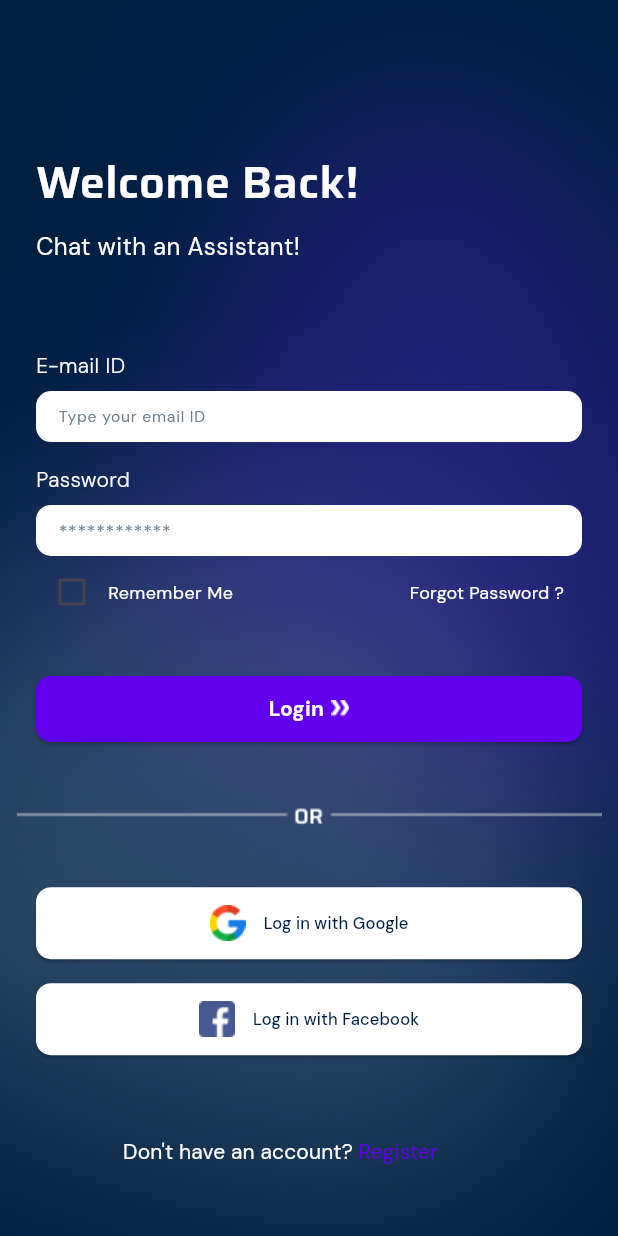
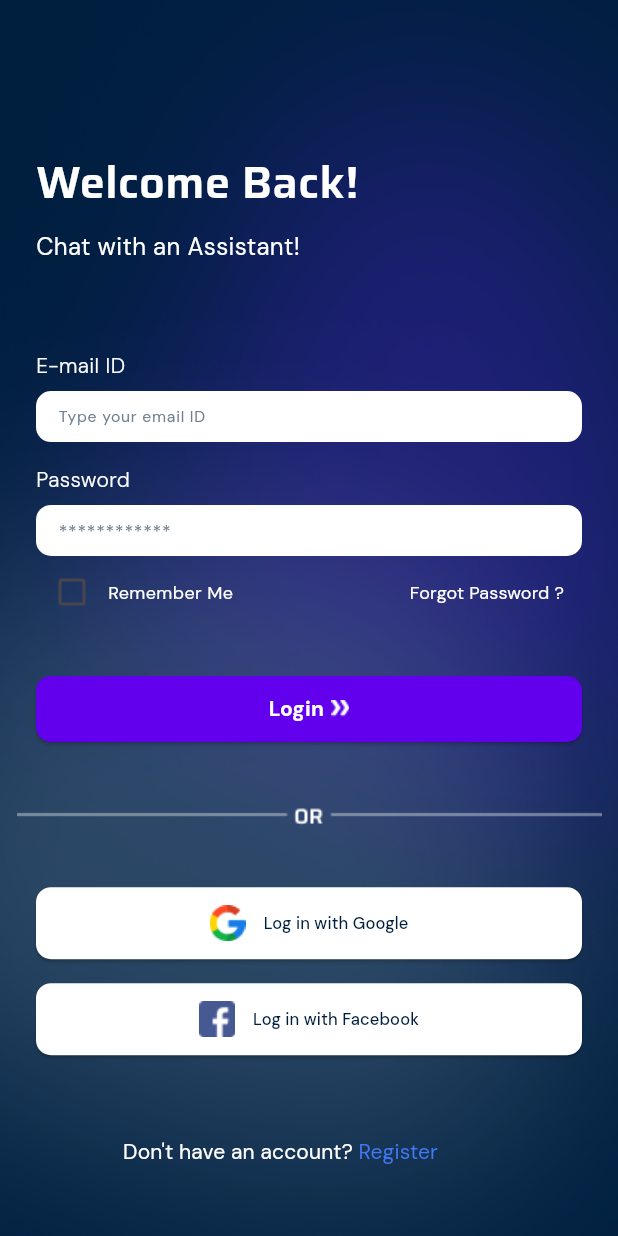
Before and after one commit to perfectionist7/True-Partner-App, a Flutter app: the screen it shows after launch, on a phone screen of 412 x 824 dp. Run offline on Flutter 3.47's test engine with Material 3 defaults, Android fonts, the phone set to English and light mode, and no system bars; our stand-ins replace get, google_fonts, velocity_x.

Commit message:
login_screen ui/ux

```diff
--- a/lib/login_screen.dart
+++ b/lib/login_screen.dart
@@ -311,7 +311,7 @@ class _LoginScreenState extends State<LoginScreen> {
                         style: GoogleFonts.dmSans(
                           fontWeight: FontWeight.w400,
                           fontSize: 14,
-                          color: Color(0xff6200EE),
+                          color: Color(0xFF4178F3),
                         ))
                   ])),
                 ),
```
